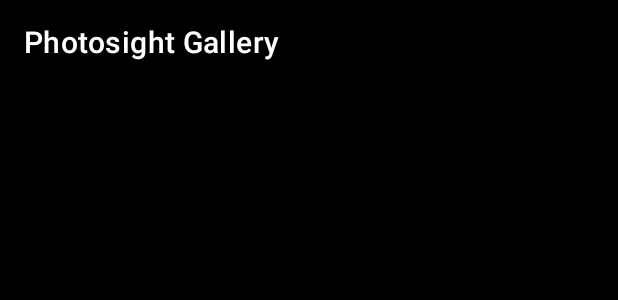
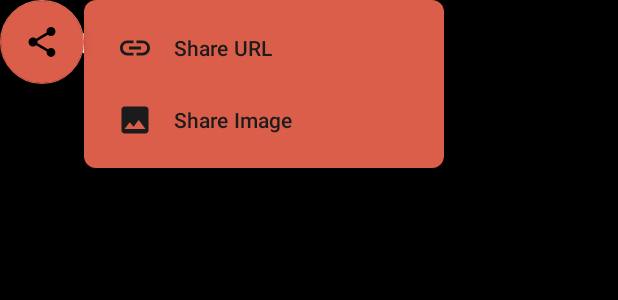
Before and after one commit to mykola-dev/PhotosightGallery, an Android app: the layout fragment_viewer.xml on its own in the app's theme, with its tools: preview values and no code run, on a phone screen of 412 x 824 dp. Shown: the top 300 px of the screen. Run offline under Robolectric (Android 15) with nearby library versions, the phone set to English and light mode, and no system bars; plain views replace ProgressIndicator; network calls fail.

Commit message:
proper animations ui fixes

```diff
--- a/app/build.gradle.kts
+++ b/app/build.gradle.kts
@@ -121,7 +121,7 @@ dependencies {
     implementation("androidx.preference:preference:1.1.1")
 
     // ui
-    implementation("com.google.android.material:material:1.3.0-alpha01")
+    implementation("com.google.android.material:material:1.3.0-alpha02")
     implementation("com.github.chrisbanes:PhotoView:2.3.0")
     //implementation("androidx.ui:ui-tooling:$composeVersion")
     //implementation("androidx.ui:ui-layout:$composeVersion")
--- a/app/src/main/java/ds/photosight/utils/Extensions.kt
+++ b/app/src/main/java/ds/photosight/utils/Extensions.kt
@@ -14,6 +14,7 @@ import androidx.core.view.isVisible
 import androidx.lifecycle.SavedStateHandle
 import androidx.recyclerview.widget.RecyclerView
 import androidx.viewpager2.widget.ViewPager2
+import com.google.android.material.bottomappbar.BottomAppBar
 import com.google.android.material.progressindicator.ProgressIndicator
 import com.google.android.material.snackbar.Snackbar
 import kotlinx.coroutines.Dispatchers
@@ -62,6 +63,11 @@ fun ProgressBar.toggle(show: Boolean) {
     isVisible = show
 }
 
+fun BottomAppBar.toggle(show: Boolean) {
+    if (show) performShow()
+    else performHide()
+}
+
 val ViewPager2.recyclerView: RecyclerView
     get() = this[0] as RecyclerView
 
--- /dev/null
+++ b/app/src/main/res/drawable/ic_action_image.xml
@@ -0,0 +1,10 @@
+<vector xmlns:android="http://schemas.android.com/apk/res/android"
+    android:width="24dp"
+    android:height="24dp"
+    android:viewportWidth="24"
+    android:viewportHeight="24"
+    android:tint="?attr/colorControlNormal">
+  <path
+      android:fillColor="@android:color/white"
+      android:pathData="M21,19V5c0,-1.1 -0.9,-2 -2,-2H5c-1.1,0 -2,0.9 -2,2v14c0,1.1 0.9,2 2,2h14c1.1,0 2,-0.9 2,-2zM8.5,13.5l2.5,3.01L14.5,12l4.5,6H5l3.5,-4.5z"/>
+</vector>
--- /dev/null
+++ b/app/src/main/res/drawable/ic_action_link.xml
@@ -0,0 +1,10 @@
+<vector xmlns:android="http://schemas.android.com/apk/res/android"
+    android:width="24dp"
+    android:height="24dp"
+    android:viewportWidth="24"
+    android:viewportHeight="24"
+    android:tint="?attr/colorControlNormal">
+  <path
+      android:fillColor="@android:color/white"
+      android:pathData="M3.9,12c0,-1.71 1.39,-3.1 3.1,-3.1h4L11,7L7,7c-2.76,0 -5,2.24 -5,5s2.24,5 5,5h4v-1.9L7,15.1c-1.71,0 -3.1,-1.39 -3.1,-3.1zM8,13h8v-2L8,11v2zM17,7h-4v1.9h4c1.71,0 3.1,1.39 3.1,3.1s-1.39,3.1 -3.1,3.1h-4L13,17h4c2.76,0 5,-2.24 5,-5s-2.24,-5 -5,-5z"/>
+</vector>
--- a/app/src/main/res/layout/fragment_gallery.xml
+++ b/app/src/main/res/layout/fragment_gallery.xml
@@ -72,6 +72,12 @@
             android:background="@null"
             android:indeterminate="true"
             />
+        <!--<com.google.android.material.progressindicator.ProgressIndicator
+            android:id="@+id/progress"
+            style="@style/Widget.MaterialComponents.ProgressIndicator.Linear.Indeterminate"
+            android:layout_width="match_parent"
+            android:layout_height="wrap_content"
+            />-->
 
         <View
             android:id="@+id/screenBottom"
--- a/app/src/main/res/layout/fragment_viewer.xml
+++ b/app/src/main/res/layout/fragment_viewer.xml
@@ -12,9 +12,9 @@
 
     <!-- The main content view -->
     <androidx.coordinatorlayout.widget.CoordinatorLayout
+        android:id="@+id/root"
         android:layout_width="match_parent"
         android:layout_height="match_parent"
-        android:id="@+id/root"
         >
 
 
@@ -48,16 +48,46 @@
             android:layout_gravity="bottom"
             android:visibility="gone"
             app:fabAlignmentMode="end"
+            app:paddingBottomSystemWindowInsets="true"
             />
+<!--            app:fabCradleMargin="0dp"
+            app:fabCradleRoundedCornerRadius="0dp"-->
 
         <com.google.android.material.floatingactionbutton.FloatingActionButton
             android:id="@+id/fab"
             android:layout_width="wrap_content"
             android:layout_height="wrap_content"
-            android:src="@drawable/ic_action_help"
-            android:visibility="gone"
+            android:src="@drawable/ic_action_share"
             app:layout_anchor="@id/bottomToolbar"
             />
+
+        <com.google.android.material.card.MaterialCardView
+            android:id="@+id/shareMenu"
+            android:layout_width="wrap_content"
+            android:layout_height="wrap_content"
+            android:layout_gravity="end"
+            android:layout_marginEnd="16dp"
+            android:layout_marginBottom="16dp"
+            android:visibility="invisible"
+            app:layout_anchor="@id/fab"
+            app:layout_anchorGravity="top|end"
+            app:shapeAppearanceOverlay="@style/MenuShape"
+            tools:visibility="visible"
+            >
+
+            <com.google.android.material.navigation.NavigationView
+                android:id="@+id/shareMenuView"
+                android:layout_width="wrap_content"
+                android:layout_height="wrap_content"
+                android:background="@color/accent"
+                android:maxWidth="240dp"
+                app:itemIconTint="@color/primary"
+                app:itemTextColor="@color/primary"
+                app:menu="@menu/menu_share"
+                tools:minHeight="100dp"
+                tools:minWidth="100dp"
+                />
+        </com.google.android.material.card.MaterialCardView>
 
     </androidx.coordinatorlayout.widget.CoordinatorLayout>
 
--- /dev/null
+++ b/app/src/main/res/menu/menu_share.xml
@@ -0,0 +1,18 @@
+<?xml version="1.0" encoding="utf-8"?>
+<menu
+    xmlns:android="http://schemas.android.com/apk/res/android"
+    xmlns:app="http://schemas.android.com/apk/res-auto"
+    >
+    <item
+        android:id="@+id/im_share_link"
+        android:icon="@drawable/ic_action_link"
+        android:title="@string/share_link"
+        app:showAsAction="never"
+        />
+    <item
+        android:id="@+id/im_share_img"
+        android:icon="@drawable/ic_action_image"
+        android:title="@string/share_img"
+        app:showAsAction="never"
+        />
+</menu>
--- a/app/src/main/res/values/styles.xml
+++ b/app/src/main/res/values/styles.xml
@@ -48,6 +48,10 @@
         <item name="cornerSizeTopRight">16dp</item>
     </style>
 
+    <style name="MenuShape" parent="ShapeAppearance.MaterialComponents.Tooltip">
+        <item name="cornerSize">8dp</item>
+    </style>
+
     <style name="IndeterminateLinearProgressIndicatorStyle" parent="Widget.MaterialComponents.ProgressIndicator.Linear.Indeterminate">
         <item name="indicatorColor">?colorSecondary</item>
     </style>
--- a/parser/src/main/kotlin/ds/photosight/parser/Requests.kt
+++ b/parser/src/main/kotlin/ds/photosight/parser/Requests.kt
@@ -135,11 +135,7 @@ abstract class PhotosRequest : JsoupRequest<List<PhotoInfo>>() {
 }
 
 class DailyPhotosRequest(override val page: DatePage, category: Int? = null) : PhotosRequest(), Multipage {
-    //constructor(page: Int, category: Int? = null) : this(DatePage.fromPage(page), category)
-    //constructor(year: Int, month: Int, day: Int, category: Int? = null) : this(DatePage.fromDate(year, month, day), category)
-
     override val url: String = "$baseUrl/outrun/date/${page.key}/${category?.let { "?category=$it" } ?: ""}"
-
 }
 
 class CategoriesPhotosRequest(
```
Also changed, not shown: app/src/main/java/ds/photosight/ui/view/GalleryFragment.kt (+11 -1 lines), app/src/main/java/ds/photosight/ui/view/ViewerFragment.kt (+37 -8 lines), app/src/main/res/layout/view_menu.xml (+0 -12 lines), app/src/main/res/menu/menu_gallery.xml (+13 -13 lines), app/src/main/res/menu/menu_viewer.xml (+20 -9 lines), app/src/main/res/values/strings.xml (+11 -0 lines).
